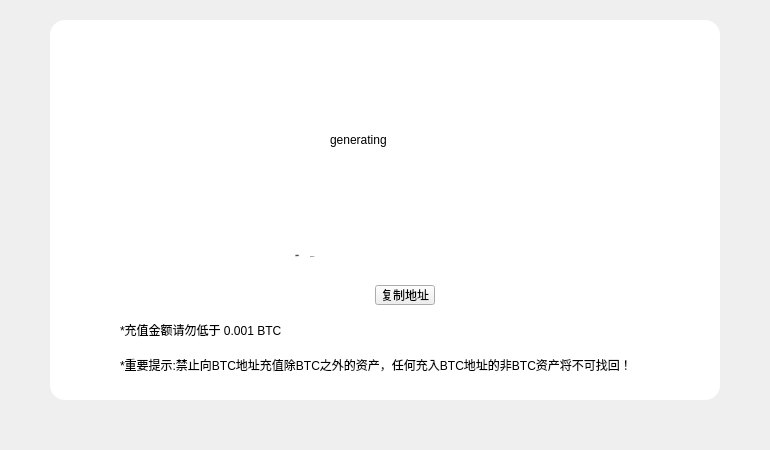
This is LNKWallet/depositpage/DepositQrcodeWidget.ui in HcashOrg/hx-indicator as Qt 5 draws it before an edit. The edited form follows.
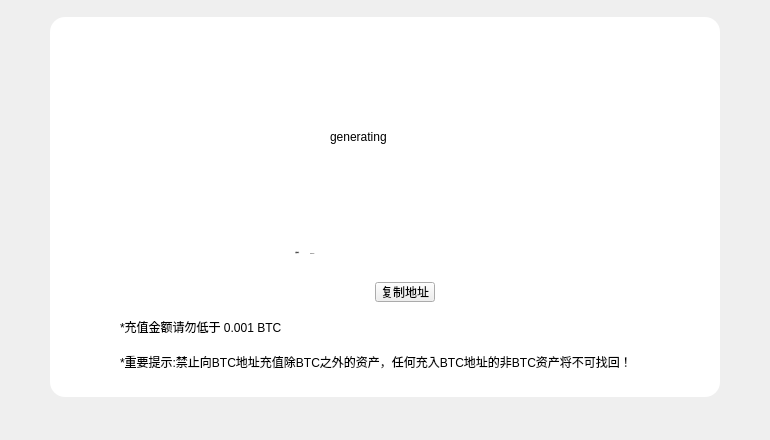
This is the edited form.

The edit to the form file:
```diff
--- a/LNKWallet/depositpage/DepositQrcodeWidget.ui
+++ b/LNKWallet/depositpage/DepositQrcodeWidget.ui
@@ -7,7 +7,7 @@
     <x>0</x>
     <y>0</y>
     <width>770</width>
-    <height>450</height>
+    <height>440</height>
    </rect>
   </property>
   <property name="windowTitle">
@@ -17,7 +17,7 @@
    <property name="geometry">
     <rect>
      <x>330</x>
-     <y>65</y>
+     <y>62</y>
      <width>150</width>
      <height>150</height>
     </rect>
@@ -30,7 +30,7 @@
    <property name="geometry">
     <rect>
      <x>120</x>
-     <y>345</y>
+     <y>342</y>
      <width>551</width>
      <height>40</height>
     </rect>
@@ -46,7 +46,7 @@
    <property name="geometry">
     <rect>
      <x>100</x>
-     <y>245</y>
+     <y>242</y>
      <width>200</width>
      <height>21</height>
     </rect>
@@ -74,7 +74,7 @@
    <property name="geometry">
     <rect>
      <x>310</x>
-     <y>241</y>
+     <y>238</y>
      <width>300</width>
      <height>31</height>
     </rect>
@@ -102,7 +102,7 @@
    <property name="geometry">
     <rect>
      <x>375</x>
-     <y>285</y>
+     <y>282</y>
      <width>60</width>
      <height>20</height>
     </rect>
@@ -124,7 +124,7 @@
    <property name="geometry">
     <rect>
      <x>120</x>
-     <y>315</y>
+     <y>312</y>
      <width>551</width>
      <height>30</height>
     </rect>
@@ -140,7 +140,7 @@
    <property name="geometry">
     <rect>
      <x>50</x>
-     <y>20</y>
+     <y>17</y>
      <width>670</width>
      <height>380</height>
     </rect>
```
